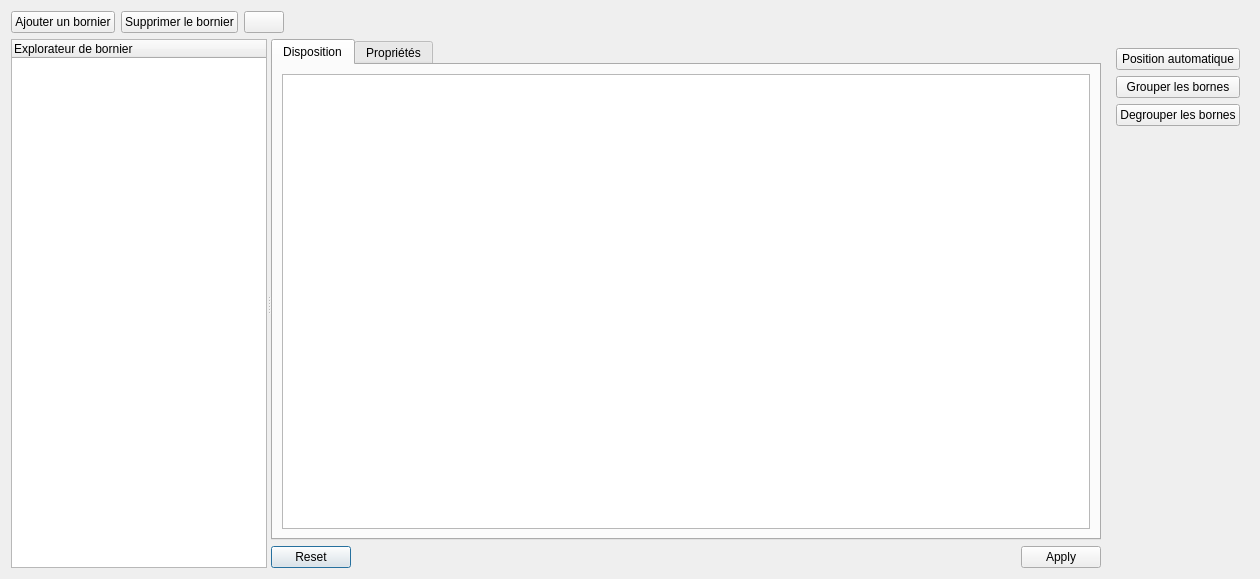
First picture: the form in sources/TerminalStrip/ui/terminalstripeditor.ui, repository qelectrotech/qelectrotech-source-mirror, before the edit.
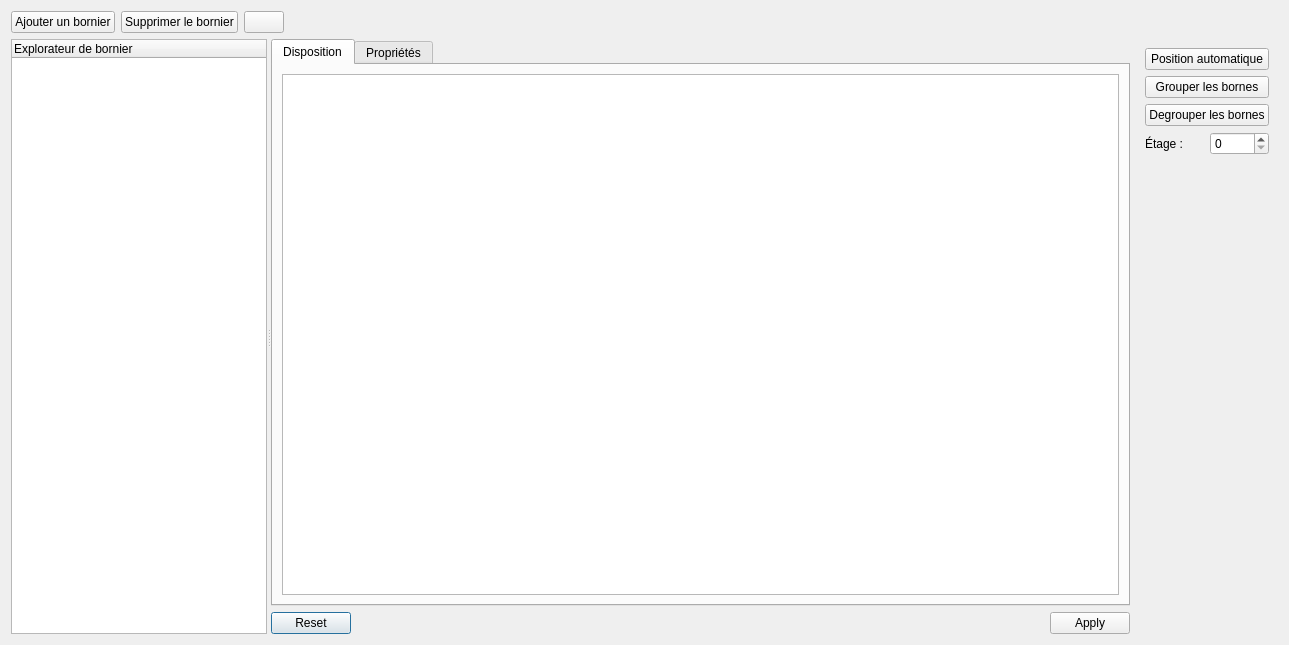
Second picture: the form after the edit. Icons and pictures are not drawn. Custom widgets are drawn as their Qt base class.

Commit message:
Level of real terminal can be edited
The level of each real terminal who compose a physical terminal can be
edited. Several real terminal can be edited in one shot.

Diff of the .ui file:
```diff
--- a/sources/TerminalStrip/ui/terminalstripeditor.ui
+++ b/sources/TerminalStrip/ui/terminalstripeditor.ui
@@ -6,8 +6,8 @@
    <rect>
     <x>0</x>
     <y>0</y>
-    <width>1260</width>
-    <height>579</height>
+    <width>1289</width>
+    <height>645</height>
    </rect>
   </property>
   <property name="windowTitle">
@@ -179,6 +179,13 @@
     <widget class="QWidget" name="widget" native="true">
      <layout class="QGridLayout" name="gridLayout_3">
       <item row="3" column="0">
+       <widget class="QLabel" name="label_6">
+        <property name="text">
+         <string>Étage :</string>
+        </property>
+       </widget>
+      </item>
+      <item row="4" column="0">
        <spacer name="verticalSpacer">
         <property name="orientation">
          <enum>Qt::Vertical</enum>
@@ -191,27 +198,30 @@
         </property>
        </spacer>
       </item>
-      <item row="0" column="0">
-       <widget class="QPushButton" name="m_auto_ordering_pb">
-        <property name="text">
-         <string>Position automatique</string>
-        </property>
-       </widget>
+      <item row="3" column="1">
+       <widget class="QSpinBox" name="m_level_sb"/>
       </item>
-      <item row="1" column="0">
-       <widget class="QPushButton" name="m_group_terminals_pb">
-        <property name="text">
-         <string>Grouper les bornes</string>
-        </property>
-       </widget>
-      </item>
-      <item row="2" column="0">
+      <item row="2" column="0" colspan="2">
        <widget class="QPushButton" name="m_ungroup_pb">
         <property name="text">
          <string>Degrouper les bornes</string>
         </property>
        </widget>
       </item>
+      <item row="1" column="0" colspan="2">
+       <widget class="QPushButton" name="m_group_terminals_pb">
+        <property name="text">
+         <string>Grouper les bornes</string>
+        </property>
+       </widget>
+      </item>
+      <item row="0" column="0" colspan="2">
+       <widget class="QPushButton" name="m_auto_ordering_pb">
+        <property name="text">
+         <string>Position automatique</string>
+        </property>
+       </widget>
+      </item>
      </layout>
     </widget>
    </item>
```
Left out of the diff: 16 changed lines with no effect on the pictures. The commit also changes 10 other files.
